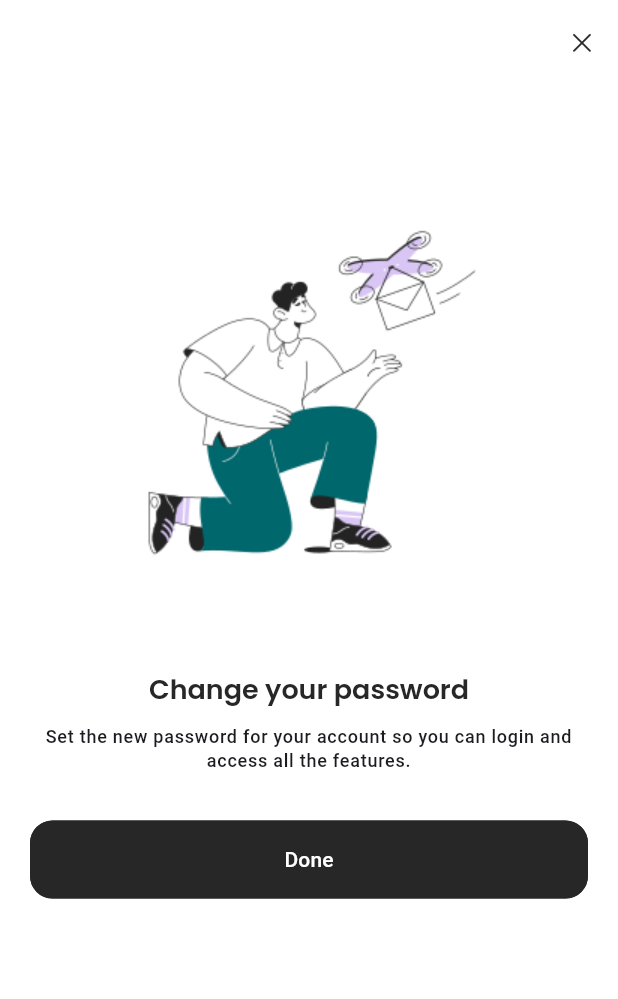
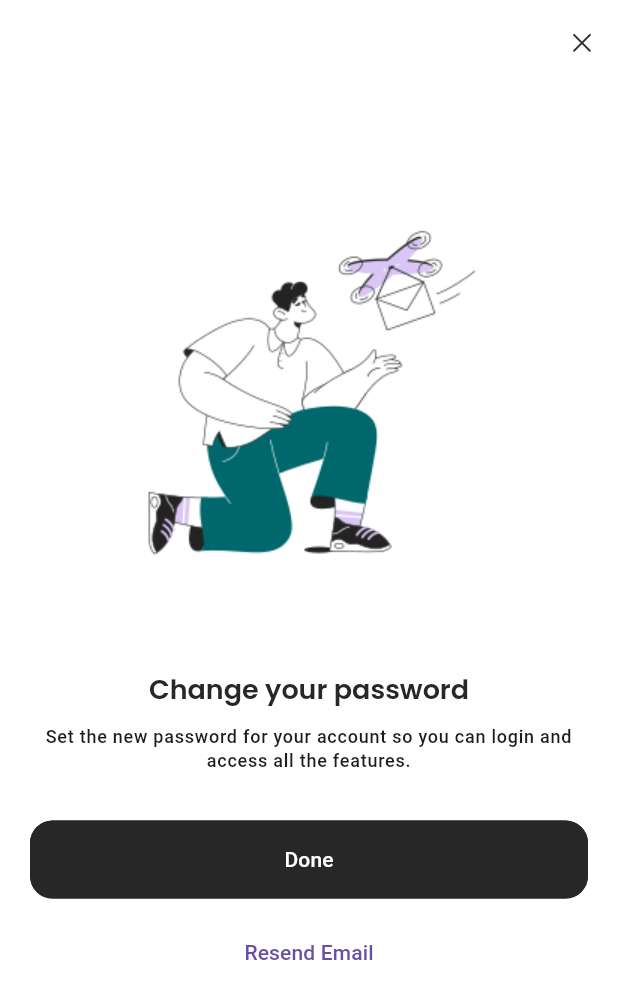
Before and after one commit to gadooo/ghalib, a Flutter app: the ResetPassword screen opened directly, on a phone screen of 412 x 824 dp. Shown: the top 999 px of the screen. Run offline on Flutter 3.47's test engine with Material 3 defaults, Android fonts, the phone set to English and light mode, and no system bars; our stand-ins replace badges, carousel_slider, cloud_firestore, connectivity_plus, country_code_picker, firebase_auth and 21 more; accounts and stored records are empty.

Commit message:
Refactor Reset Password button actions and remove unnecessary import

```diff
--- a/lib/features/authentication/screens/forget_password/reset_password/reset_password.dart
+++ b/lib/features/authentication/screens/forget_password/reset_password/reset_password.dart
@@ -1,4 +1,3 @@
-import 'package:cwt_starter_template/features/authentication/screens/login/login_screen.dart';
 import 'package:cwt_starter_template/utils/constants/image_strings.dart';
 import 'package:cwt_starter_template/utils/constants/sizes.dart';
 import 'package:cwt_starter_template/utils/constants/text_strings.dart';
@@ -50,8 +49,16 @@ class ResetPassword extends StatelessWidget {
               SizedBox(
                 width: double.infinity,
                 child: ElevatedButton(
-                  onPressed: () => Get.to(() => const LoginScreen()),
+                  onPressed: () => {},
                   child: Text(TTexts.done),
+                ),
+              ),
+              SizedBox(height: TSizes.spaceBtwItems),
+              SizedBox(
+                width: double.infinity,
+                child: TextButton(
+                  onPressed: () => Get.to(() {}),
+                  child: Text(TTexts.resendEmail),
                 ),
               ),
             ],
```
